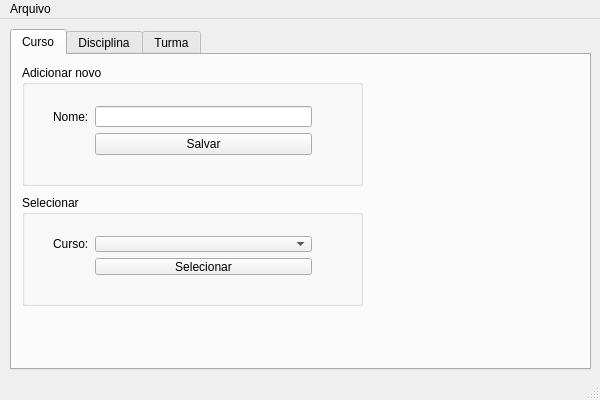
First picture: the form in mainwindow.ui, repository gabrielgilini/qtControleFacul, before the edit.
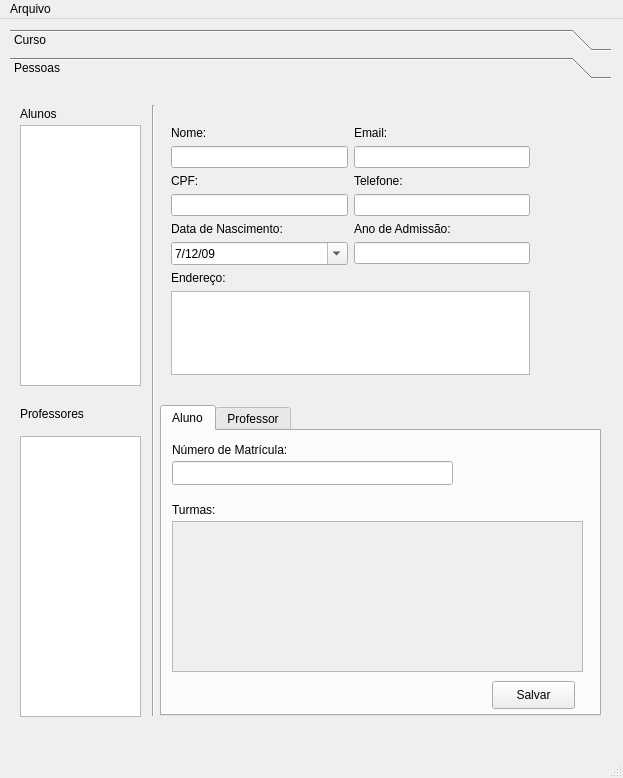
Second picture: the form after the edit. The open tabs and pages were chosen to show the change.

Patch:
```diff
--- a/mainwindow.ui
+++ b/mainwindow.ui
@@ -6,22 +6,46 @@
    <rect>
     <x>0</x>
     <y>0</y>
-    <width>600</width>
-    <height>400</height>
+    <width>623</width>
+    <height>778</height>
    </rect>
   </property>
   <property name="windowTitle">
    <string>MainWindow</string>
   </property>
   <widget class="QWidget" name="centralWidget">
+   <widget class="QToolBox" name="toolBox">
+    <property name="geometry">
+     <rect>
+      <x>10</x>
+      <y>10</y>
+      <width>601</width>
+      <height>711</height>
+     </rect>
+    </property>
+    <property name="currentIndex">
+     <number>1</number>
+    </property>
+    <widget class="QWidget" name="page">
+     <property name="geometry">
+      <rect>
+       <x>0</x>
+       <y>0</y>
+       <width>601</width>
+       <height>647</height>
+      </rect>
+     </property>
+     <attribute name="label">
+      <string>Curso</string>
+     </attribute>
    <widget class="QTabWidget" name="tabWidget">
     <property name="enabled">
      <bool>true</bool>
     </property>
     <property name="geometry">
      <rect>
-      <x>10</x>
-      <y>10</y>
+        <x>0</x>
+        <y>0</y>
       <width>581</width>
       <height>341</height>
      </rect>
@@ -57,7 +81,7 @@
       <property name="title">
        <string>Selecionar</string>
       </property>
-      <widget class="QWidget" name="">
+        <widget class="QWidget" name="layoutWidget">
        <property name="geometry">
         <rect>
          <x>20</x>
@@ -99,7 +123,7 @@
       <property name="title">
        <string>Adicionar novo</string>
       </property>
-      <widget class="QWidget" name="">
+        <widget class="QWidget" name="layoutWidget">
        <property name="geometry">
         <rect>
          <x>20</x>
@@ -239,12 +263,324 @@
     </widget>
    </widget>
   </widget>
+    <widget class="QWidget" name="page_2">
+     <property name="geometry">
+      <rect>
+       <x>0</x>
+       <y>0</y>
+       <width>601</width>
+       <height>647</height>
+      </rect>
+     </property>
+     <attribute name="label">
+      <string>Pessoas</string>
+     </attribute>
+     <widget class="QLabel" name="label_5">
+      <property name="geometry">
+       <rect>
+        <x>10</x>
+        <y>20</y>
+        <width>61</width>
+        <height>18</height>
+       </rect>
+      </property>
+      <property name="text">
+       <string>Alunos</string>
+      </property>
+     </widget>
+     <widget class="QLabel" name="label_9">
+      <property name="geometry">
+       <rect>
+        <x>10</x>
+        <y>320</y>
+        <width>91</width>
+        <height>18</height>
+       </rect>
+      </property>
+      <property name="text">
+       <string>Professores</string>
+      </property>
+     </widget>
+     <widget class="Line" name="line">
+      <property name="geometry">
+       <rect>
+        <x>133</x>
+        <y>20</y>
+        <width>20</width>
+        <height>611</height>
+       </rect>
+      </property>
+      <property name="orientation">
+       <enum>Qt::Vertical</enum>
+      </property>
+     </widget>
+     <widget class="QListView" name="listView">
+      <property name="geometry">
+       <rect>
+        <x>10</x>
+        <y>40</y>
+        <width>121</width>
+        <height>261</height>
+       </rect>
+      </property>
+      <property name="alternatingRowColors">
+       <bool>true</bool>
+      </property>
+     </widget>
+     <widget class="QListWidget" name="listWidget">
+      <property name="geometry">
+       <rect>
+        <x>10</x>
+        <y>351</y>
+        <width>121</width>
+        <height>281</height>
+       </rect>
+      </property>
+      <property name="sortingEnabled">
+       <bool>true</bool>
+      </property>
+     </widget>
+     <widget class="QTabWidget" name="alunoProfessor">
+      <property name="geometry">
+       <rect>
+        <x>150</x>
+        <y>320</y>
+        <width>441</width>
+        <height>311</height>
+       </rect>
+      </property>
+      <property name="currentIndex">
+       <number>0</number>
+      </property>
+      <widget class="QWidget" name="tab_4">
+       <attribute name="title">
+        <string>Aluno</string>
+       </attribute>
+       <widget class="QLabel" name="label_17">
+        <property name="geometry">
+         <rect>
+          <x>10</x>
+          <y>10</y>
+          <width>151</width>
+          <height>18</height>
+         </rect>
+        </property>
+        <property name="text">
+         <string>Número de Matrícula:</string>
+        </property>
+       </widget>
+       <widget class="QLineEdit" name="matriculaAluno">
+        <property name="geometry">
+         <rect>
+          <x>10</x>
+          <y>30</y>
+          <width>281</width>
+          <height>24</height>
+         </rect>
+        </property>
+       </widget>
+       <widget class="QScrollArea" name="scrollArea">
+        <property name="geometry">
+         <rect>
+          <x>10</x>
+          <y>90</y>
+          <width>411</width>
+          <height>151</height>
+         </rect>
+        </property>
+        <property name="widgetResizable">
+         <bool>true</bool>
+        </property>
+        <widget class="QWidget" name="scrollAreaWidgetContents">
+         <property name="geometry">
+          <rect>
+           <x>0</x>
+           <y>0</y>
+           <width>407</width>
+           <height>147</height>
+          </rect>
+         </property>
+         <widget class="QWidget" name="gridLayoutWidget">
+          <property name="geometry">
+           <rect>
+            <x>10</x>
+            <y>10</y>
+            <width>391</width>
+            <height>131</height>
+           </rect>
+          </property>
+          <layout class="QGridLayout" name="turmasGrid"/>
+         </widget>
+        </widget>
+       </widget>
+       <widget class="QLabel" name="label_18">
+        <property name="geometry">
+         <rect>
+          <x>10</x>
+          <y>70</y>
+          <width>61</width>
+          <height>18</height>
+         </rect>
+        </property>
+        <property name="text">
+         <string>Turmas:</string>
+        </property>
+       </widget>
+       <widget class="QPushButton" name="salvarAluno">
+        <property name="geometry">
+         <rect>
+          <x>330</x>
+          <y>250</y>
+          <width>83</width>
+          <height>28</height>
+         </rect>
+        </property>
+        <property name="text">
+         <string>Salvar</string>
+        </property>
+       </widget>
+      </widget>
+      <widget class="QWidget" name="tab_5">
+       <attribute name="title">
+        <string>Professor</string>
+       </attribute>
+      </widget>
+     </widget>
+     <widget class="QWidget" name="">
+      <property name="geometry">
+       <rect>
+        <x>150</x>
+        <y>30</y>
+        <width>381</width>
+        <height>271</height>
+       </rect>
+      </property>
+      <layout class="QGridLayout" name="gridLayout">
+       <item row="0" column="0">
+        <widget class="QLabel" name="label_10">
+         <property name="text">
+          <string>Nome:</string>
+         </property>
+        </widget>
+       </item>
+       <item row="0" column="1">
+        <widget class="QLabel" name="label_12">
+         <property name="text">
+          <string>Email:</string>
+         </property>
+        </widget>
+       </item>
+       <item row="1" column="0">
+        <widget class="QLineEdit" name="nomePessoa"/>
+       </item>
+       <item row="1" column="1">
+        <widget class="QLineEdit" name="emailPessoa"/>
+       </item>
+       <item row="2" column="0">
+        <widget class="QLabel" name="label_14">
+         <property name="text">
+          <string>CPF:</string>
+         </property>
+        </widget>
+       </item>
+       <item row="2" column="1">
+        <widget class="QLabel" name="label_13">
+         <property name="text">
+          <string>Telefone:</string>
+         </property>
+        </widget>
+       </item>
+       <item row="3" column="0">
+        <widget class="QLineEdit" name="cpfPessoa"/>
+       </item>
+       <item row="3" column="1">
+        <widget class="QLineEdit" name="telefonePessoa"/>
+       </item>
+       <item row="4" column="0">
+        <widget class="QLabel" name="label_15">
+         <property name="text">
+          <string>Data de Nascimento:</string>
+         </property>
+        </widget>
+       </item>
+       <item row="4" column="1">
+        <widget class="QLabel" name="label_16">
+         <property name="text">
+          <string>Ano de Admissão:</string>
+         </property>
+        </widget>
+       </item>
+       <item row="5" column="0">
+        <widget class="QDateEdit" name="nascimentoPessoa">
+         <property name="locale">
+          <locale language="Portuguese" country="Brazil"/>
+         </property>
+         <property name="maximumDateTime">
+          <datetime>
+           <hour>23</hour>
+           <minute>59</minute>
+           <second>59</second>
+           <year>2009</year>
+           <month>12</month>
+           <day>31</day>
+          </datetime>
+         </property>
+         <property name="maximumDate">
+          <date>
+           <year>2009</year>
+           <month>12</month>
+           <day>31</day>
+          </date>
+         </property>
+         <property name="minimumDate">
+          <date>
+           <year>1950</year>
+           <month>1</month>
+           <day>1</day>
+          </date>
+         </property>
+         <property name="currentSection">
+          <enum>QDateTimeEdit::YearSection</enum>
+         </property>
+         <property name="displayFormat">
+          <string>d/M/yy</string>
+         </property>
+         <property name="calendarPopup">
+          <bool>true</bool>
+         </property>
+         <property name="date">
+          <date>
+           <year>2009</year>
+           <month>12</month>
+           <day>7</day>
+          </date>
+         </property>
+        </widget>
+       </item>
+       <item row="5" column="1">
+        <widget class="QLineEdit" name="admissaoPessoa"/>
+       </item>
+       <item row="6" column="0">
+        <widget class="QLabel" name="label_11">
+         <property name="text">
+          <string>Endereço:</string>
+         </property>
+        </widget>
+       </item>
+       <item row="7" column="0" colspan="2">
+        <widget class="QPlainTextEdit" name="enderecoPessoa"/>
+       </item>
+      </layout>
+     </widget>
+    </widget>
+   </widget>
+  </widget>
   <widget class="QMenuBar" name="menuBar">
    <property name="geometry">
     <rect>
      <x>0</x>
      <y>0</y>
-     <width>600</width>
+     <width>623</width>
      <height>26</height>
     </rect>
    </property>
```
Left out of the diff: 7 changed lines with no effect on the pictures. Lines whose indentation alone changed are shown as unchanged.
